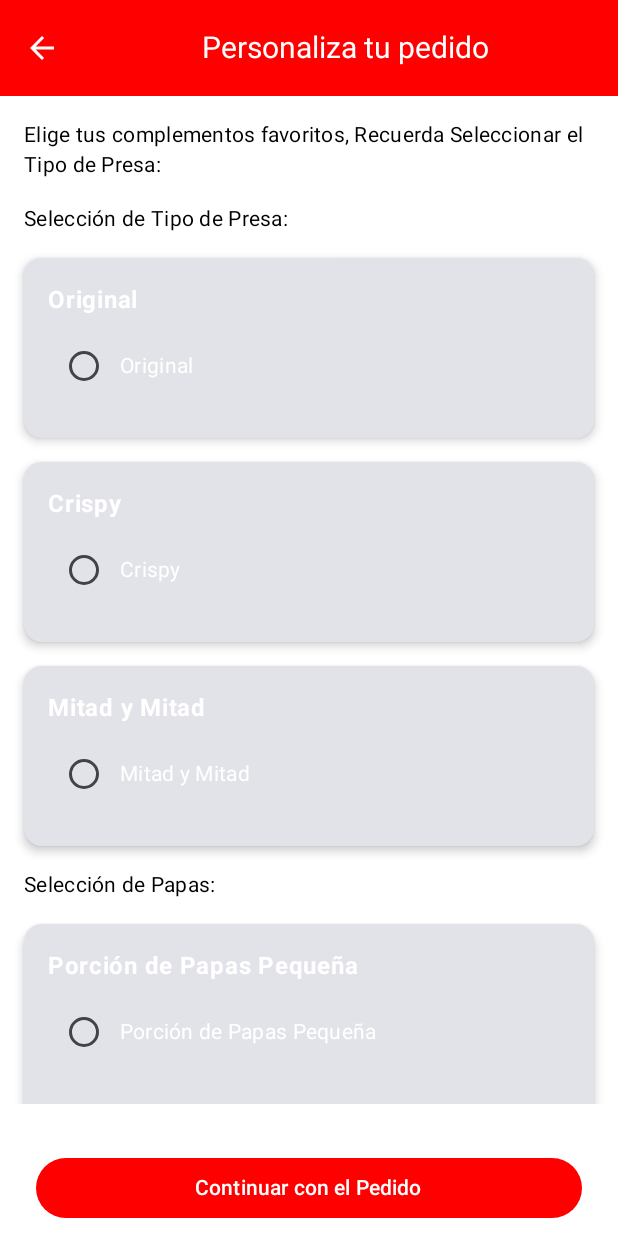
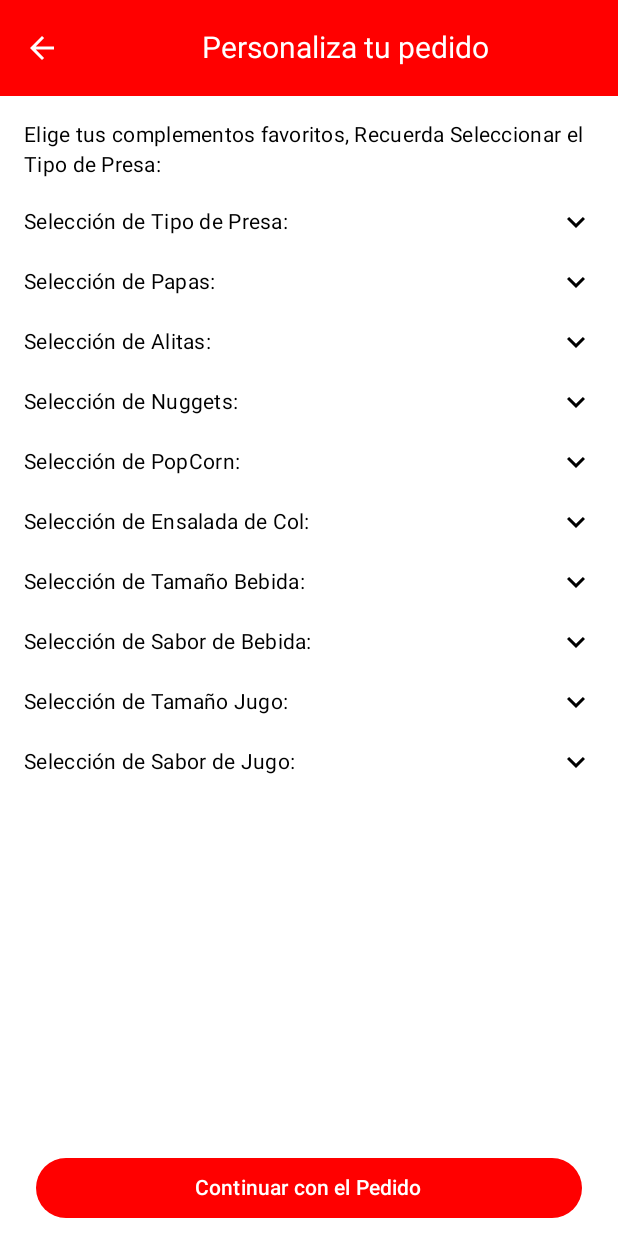
Before and after one commit to KevinPozo/AppPick-Go, an Android app built with Jetpack Compose: the PersonalizacionScreen screen opened through its navigation route, on a phone screen of 412 x 824 dp. Run offline under Robolectric (Android 15) with nearby library versions, the phone set to English and light mode, and no system bars.

Commit message:
AppPick&Go v1.0

```diff
--- a/AppEatsKFCBurguerKing/app/src/main/java/com/example/appeatskfcburguerking/Main/KfcStore/PersonalizacionScreen.kt
+++ b/AppEatsKFCBurguerKing/app/src/main/java/com/example/appeatskfcburguerking/Main/KfcStore/PersonalizacionScreen.kt
@@ -2,11 +2,15 @@ package com.example.appeatskfcburguerking.Main.KfcStore
 
 import androidx.compose.foundation.Image
 import androidx.compose.foundation.background
+import androidx.compose.foundation.clickable
 import androidx.compose.foundation.layout.*
 import androidx.compose.foundation.lazy.LazyColumn
+import androidx.compose.foundation.lazy.items
 import androidx.compose.material.icons.Icons
 import androidx.compose.material.icons.filled.Add
 import androidx.compose.material.icons.filled.ArrowBack
+import androidx.compose.material.icons.filled.ExpandLess
+import androidx.compose.material.icons.filled.ExpandMore
 import androidx.compose.material.icons.filled.RemoveCircle
 import androidx.compose.material3.*
 import androidx.compose.runtime.*
@@ -77,6 +81,7 @@ val opciones = listOf(
 fun PersonalizacionScreen(navController: NavController, pedidoViewModel: PedidoViewModel) {
     val groupedOptions = opciones.groupBy { it.tipo }
     val seleccionPorGrupo = remember { mutableStateMapOf<TipoDeOpcion, Opcion?>() }
+    val expandedGroups = remember { mutableStateMapOf<TipoDeOpcion, Boolean>() }
 
     Scaffold(
         topBar = {
@@ -122,6 +127,15 @@ fun PersonalizacionScreen(navController: NavController, pedidoViewModel: PedidoV
                 ) {
                     groupedOptions.forEach { (tipo, opcionesPorTipo) ->
                         item {
+                            Row(
+                                modifier = Modifier
+                                    .fillMaxWidth()
+                                    .clickable {
+                                        expandedGroups[tipo] = !(expandedGroups[tipo] ?: false)
+                                    }
+                                    .padding(vertical = 8.dp),
+                                verticalAlignment = Alignment.CenterVertically
+                            ) {
                                 Text(
                                     text = when (tipo) {
                                         TipoDeOpcion.PRESA -> "Selección de Tipo de Presa:"
@@ -137,13 +151,23 @@ fun PersonalizacionScreen(navController: NavController, pedidoViewModel: PedidoV
                                         else -> "Otros"
                                     },
                                     style = MaterialTheme.typography.bodyMedium.copy(color = Color.Black),
-                                modifier = Modifier.padding(vertical = 8.dp)
+                                    modifier = Modifier.weight(1f)
+                                )
+                                Icon(
+                                    imageVector = if (expandedGroups[tipo] == true) Icons.Default.ExpandLess else Icons.Default.ExpandMore,
+                                    contentDescription = "Expandir o Contraer",
+                                    tint = Color.Black
                                 )
 
-                            Column {
-                                opcionesPorTipo.forEach { opcion ->
+                            }
+                        }
+
+                        if (expandedGroups[tipo] == true) {
+                            items(opcionesPorTipo) { opcion ->
                                 Card(
-                                        modifier = Modifier.fillMaxWidth().padding(vertical = 8.dp),
+                                    modifier = Modifier
+                                        .fillMaxWidth()
+                                        .padding(vertical = 8.dp),
                                     elevation = CardDefaults.cardElevation(defaultElevation = 4.dp)
                                 ) {
                                     Column(modifier = Modifier.padding(16.dp)) {
@@ -187,12 +211,14 @@ fun PersonalizacionScreen(navController: NavController, pedidoViewModel: PedidoV
                                             ) {
                                                 IconButton(
                                                     onClick = {
-                                                            if (cantidad > 1) {
+                                                        if (cantidad > 0) {
                                                             cantidad -= 1
-                                                                pedidoViewModel.actualizarCantidadOpcion(
-                                                                    opcion,
-                                                                    cantidad
-                                                                )
+                                                            if (cantidad == 0) {
+                                                                seleccionPorGrupo[tipo] = null
+                                                                pedidoViewModel.eliminarOpcion(opcion)
+                                                            } else {
+                                                                pedidoViewModel.actualizarCantidadOpcion(opcion, cantidad)
+                                                            }
                                                         }
                                                     }
                                                 ) {
@@ -241,7 +267,6 @@ fun PersonalizacionScreen(navController: NavController, pedidoViewModel: PedidoV
                         }
                     }
                 }
-                }
 
                 Spacer(modifier = Modifier.height(16.dp))
 
```
Also changed, not shown: AppEatsKFCBurguerKing/app/src/main/java/com/example/appeatskfcburguerking/Main/BKingStore/PersonalizacionScreenBK.kt (+28 -4 lines), AppEatsKFCBurguerKing/app/src/main/java/com/example/appeatskfcburguerking/Main/BKingStore/RealizarPagoCarritoBK.kt (+14 -10 lines), AppEatsKFCBurguerKing/app/src/main/java/com/example/appeatskfcburguerking/Main/KfcStore/RealizarPagoCarrito.kt (+11 -7 lines). Lines whose indentation alone changed are shown as unchanged.
